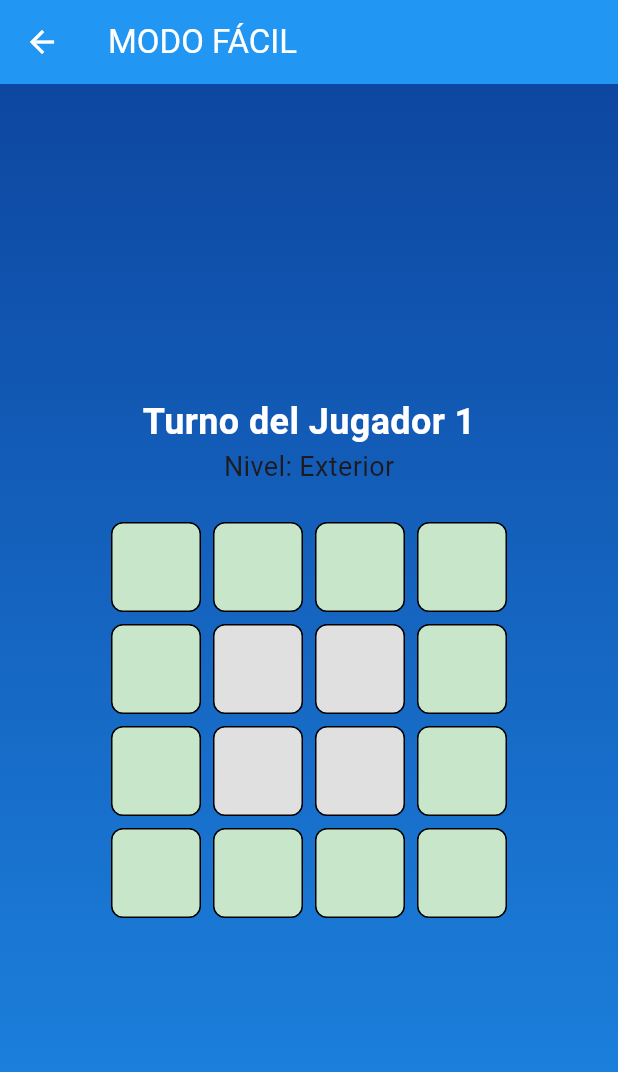
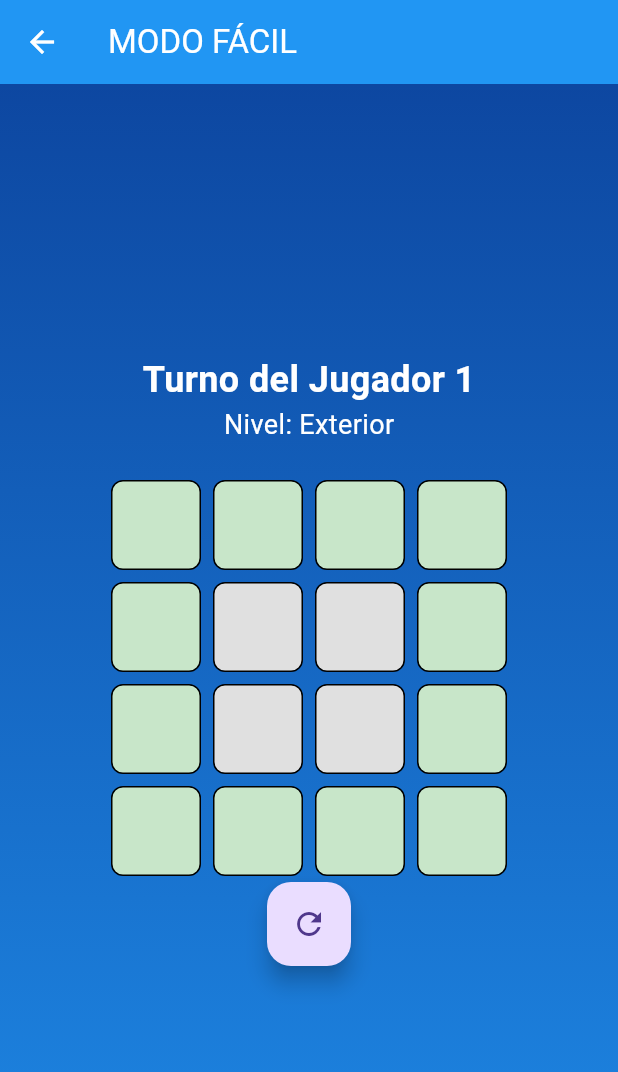
Before and after one commit to JuanCarlos92/Flutter_cuatro_en_raya, a Flutter app: the screen it shows after launch, after a tap on "MODO FÁCIL", on a phone screen of 412 x 824 dp. Shown: the top 1072 px of the screen. Run offline on Flutter 3.47's test engine with Material 3 defaults, Android fonts, the phone set to English and light mode, and no system bars; network calls fail.

Commit message:
home_screen game_service

```diff
--- a/cuatro_en_raya/lib/mododiablo/connect_four_widget.dart
+++ b/cuatro_en_raya/lib/mododiablo/connect_four_widget.dart
@@ -145,6 +145,10 @@ class _ConnectFourWidgetState extends State<ConnectFourWidget> {
                   ),
               ],
             ),
+          FloatingActionButton(
+            onPressed: resetGame,
+            child: Icon(Icons.refresh),
+          ),
         ],
       ),
     );
--- a/cuatro_en_raya/lib/modofacil/widgets/board_widget.dart
+++ b/cuatro_en_raya/lib/modofacil/widgets/board_widget.dart
@@ -51,7 +51,8 @@ class _BoardWidgetState extends State<BoardWidget> {
 
   @override
   Widget build(BuildContext context) {
-    return Expanded(
+    return Padding(
+      padding: const EdgeInsets.all(16.0),
       child: Column(
         // Centra el contenido verticalmente
         mainAxisAlignment: MainAxisAlignment.center,
@@ -68,7 +69,7 @@ class _BoardWidgetState extends State<BoardWidget> {
           // Muestra el nivel actual del juego
           Text(
             'Nivel: ${board.currentLevel == 0 ? "Exterior" : "Interior"}',
-            style: TextStyle(fontSize: 18),
+            style: TextStyle(fontSize: 18, color: Colors.white),
           ),
           SizedBox(height: 20),
           // Genera las filas del tablero de juego
@@ -113,6 +114,10 @@ class _BoardWidgetState extends State<BoardWidget> {
                   ),
               ],
             ),
+          FloatingActionButton(
+            onPressed: resetGame,
+            child: Icon(Icons.refresh),
+          ),
         ],
       ),
     );
--- a/cuatro_en_raya/lib/modonormal/juego_normal.dart
+++ b/cuatro_en_raya/lib/modonormal/juego_normal.dart
@@ -230,7 +230,6 @@ class _JuegoNormalState extends State<JuegoNormal> {
   @override
   Widget build(BuildContext context) {
     return Scaffold(
-      appBar: AppBar(title: Text(widget.gameName)),
       body: Center(child: construirTablero()),
       floatingActionButton: Column(
         mainAxisAlignment: MainAxisAlignment.end,
--- a/cuatro_en_raya/lib/screens/home_screen.dart
+++ b/cuatro_en_raya/lib/screens/home_screen.dart
@@ -2,9 +2,79 @@ import 'package:flutter/material.dart';
 import '../modofacil/widgets/board_widget.dart';
 import '../mododiablo/connect_four_widget.dart';
 import '../modonormal/juego_normal.dart';
+import '../services/game_service.dart';
 
-class HomeScreen extends StatelessWidget {
+class HomeScreen extends StatefulWidget {
   const HomeScreen({super.key});
+
+  @override
+  State<HomeScreen> createState() => _HomeScreenState();
+}
+
+class _HomeScreenState extends State<HomeScreen> {
+  final GameService _gameService = GameService();
+  List<String> gameModes = [];
+  bool isLoading = true;
+  bool isOffline = false;
+
+  @override
+  void initState() {
+    super.initState();
+    _initializeGameModes();
+  }
+
+  Future<void> _initializeGameModes() async {
+    try {
+      final isConnected = await _gameService.checkConnection();
+      setState(() {
+        isOffline = !isConnected;
+      });
+
+      final modes = await _gameService.getGameModes();
+      setState(() {
+        gameModes = modes;
+        isLoading = false;
+      });
+    } catch (e) {
+      setState(() {
+        gameModes = _gameService.getLocalGameModes();
+        isLoading = false;
+        isOffline = true;
+      });
+    }
+  }
+
+  void _navigateToGame(String gameMode) {
+    Widget gameWidget;
+    String title;
+
+    switch (gameMode.toLowerCase()) {
+      case 'fácil':
+        gameWidget = const BoardWidget();
+        title = 'MODO FÁCIL';
+        break;
+      case 'normal':
+        gameWidget = JuegoNormal(gameId: 'normal', gameName: 'MODO NORMAL');
+        title = 'MODO NORMAL';
+        break;
+      case 'diablo':
+        gameWidget = const ConnectFourWidget();
+        title = 'MODO DIABLO';
+        break;
+      default:
+        ScaffoldMessenger.of(context).showSnackBar(
+          const SnackBar(content: Text('Modo de juego no válido')),
+        );
+        return;
+    }
+
+    Navigator.push(
+      context,
+      MaterialPageRoute(
+        builder: (context) => GameScreen(title: title, gameWidget: gameWidget),
+      ),
+    );
+  }
 
   @override
   Widget build(BuildContext context) {
@@ -18,9 +88,11 @@ class HomeScreen extends StatelessWidget {
           ),
         ),
         child: SafeArea(
+          child: SingleChildScrollView(
             child: Column(
               mainAxisAlignment: MainAxisAlignment.center,
               children: [
+                const SizedBox(height: 40),
                 const Text(
                   '4 EN RAYA',
                   style: TextStyle(
@@ -36,70 +108,73 @@ class HomeScreen extends StatelessWidget {
                     ],
                   ),
                 ),
-              const SizedBox(height: 60),
+                if (isOffline)
+                  Padding(
+                    padding: const EdgeInsets.all(8.0),
+                    child: Text(
+                      'Modo offline',
+                      style: TextStyle(color: Colors.orange[300], fontSize: 16),
+                    ),
+                  ),
+                const SizedBox(height: 40),
                 const Text(
                   'Selecciona el modo de juego',
                   style: TextStyle(fontSize: 24, color: Colors.white),
                 ),
                 const SizedBox(height: 40),
-              _buildGameModeButton(
+                if (isLoading)
+                  const CircularProgressIndicator(color: Colors.white)
+                else
+                  ...gameModes.map(
+                    (mode) => Padding(
+                      padding: const EdgeInsets.symmetric(vertical: 10),
+                      child: _buildGameModeButton(
                         context,
-                'MODO FÁCIL',
-                '4 en Raya Interior',
-                Icons.star,
-                Colors.green,
-                () => Navigator.push(
-                  context,
-                  MaterialPageRoute(
-                    builder:
-                        (context) => GameScreen(
-                          title: 'MODO FÁCIL',
-                          gameWidget: const BoardWidget(),
+                        'MODO ${mode.toUpperCase()}',
+                        '4 en Raya ${mode == 'diablo'
+                            ? 'Clásico'
+                            : mode == 'normal'
+                            ? 'modo 3 en Raya'
+                            : 'Interior'}',
+                        _getIconForMode(mode),
+                        _getColorForMode(mode),
+                        () => _navigateToGame(mode),
+                      ),
+                    ),
+                  ),
+                const SizedBox(height: 40),
+              ],
             ),
           ),
         ),
       ),
-              const SizedBox(height: 20),
-              _buildGameModeButton(
-                context,
-                'MODO NORMAL',
-                '4 en Raya Clásico',
-                Icons.extension,
-                Colors.orange,
-                () => Navigator.push(
-                  context,
-                  MaterialPageRoute(
-                    builder:
-                        (context) => JuegoNormal(
-                          gameId: 'normal',
-                          gameName: 'MODO NORMAL',
-                        ),
-                  ),
-                ),
-              ),
-              const SizedBox(height: 20),
-              _buildGameModeButton(
-                context,
-                'MODO DIABLO',
-                '4 en Raya Clásico',
-                Icons.whatshot,
-                Colors.red,
-                () => Navigator.push(
-                  context,
-                  MaterialPageRoute(
-                    builder:
-                        (context) => GameScreen(
-                          title: 'MODO DIABLO',
-                          gameWidget: const ConnectFourWidget(),
-                        ),
-                  ),
-                ),
-              ),
-            ],
-          ),
-        ),
-      ),
     );
+  }
+
+  IconData _getIconForMode(String mode) {
+    switch (mode.toLowerCase()) {
+      case 'fácil':
+        return Icons.star;
+      case 'normal':
+        return Icons.extension;
+      case 'diablo':
+        return Icons.whatshot;
+      default:
+        return Icons.games;
+    }
+  }
+
+  Color _getColorForMode(String mode) {
+    switch (mode.toLowerCase()) {
+      case 'fácil':
+        return Colors.green;
+      case 'normal':
+        return Colors.orange;
+      case 'diablo':
+        return Colors.red;
+      default:
+        return Colors.blue;
+    }
   }
 
   Widget _buildGameModeButton(
@@ -174,7 +249,19 @@ class GameScreen extends StatelessWidget {
             colors: [Colors.blue[900]!, Colors.blue[600]!],
           ),
         ),
-        child: gameWidget,
+        child: LayoutBuilder(
+          builder: (context, constraints) {
+            return SingleChildScrollView(
+              child: ConstrainedBox(
+                constraints: BoxConstraints(
+                  minHeight: constraints.maxHeight,
+                  minWidth: constraints.maxWidth,
+                ),
+                child: IntrinsicHeight(child: gameWidget),
+              ),
+            );
+          },
+        ),
       ),
     );
   }
--- a/cuatro_en_raya/lib/services/game_service.dart
+++ b/cuatro_en_raya/lib/services/game_service.dart
@@ -55,17 +55,27 @@ class GameService {
     }
   }
 
+  // Lista de juegos disponibles localmente
+  List<String> getLocalGameModes() {
+    return ['fácil', 'normal', 'diablo'];
+  }
+
+  // Método para obtener los modos de juego (online o local)
   Future<List<String>> getGameModes() async {
+    if (!_isServerAvailable) {
+      return getLocalGameModes();
+    }
+
     try {
       final response = await http.get(Uri.parse('$baseUrl/games'));
       if (response.statusCode == 200) {
         final List<dynamic> data = json.decode(response.body);
         return data.map((game) => game['name'] as String).toList();
       } else {
-        throw Exception('Error al cargar los modos de juego');
+        return getLocalGameModes();
       }
     } catch (e) {
-      throw Exception('Error de conexión: $e');
+      return getLocalGameModes();
     }
   }
 
```
Lines whose indentation alone changed are shown as unchanged.
